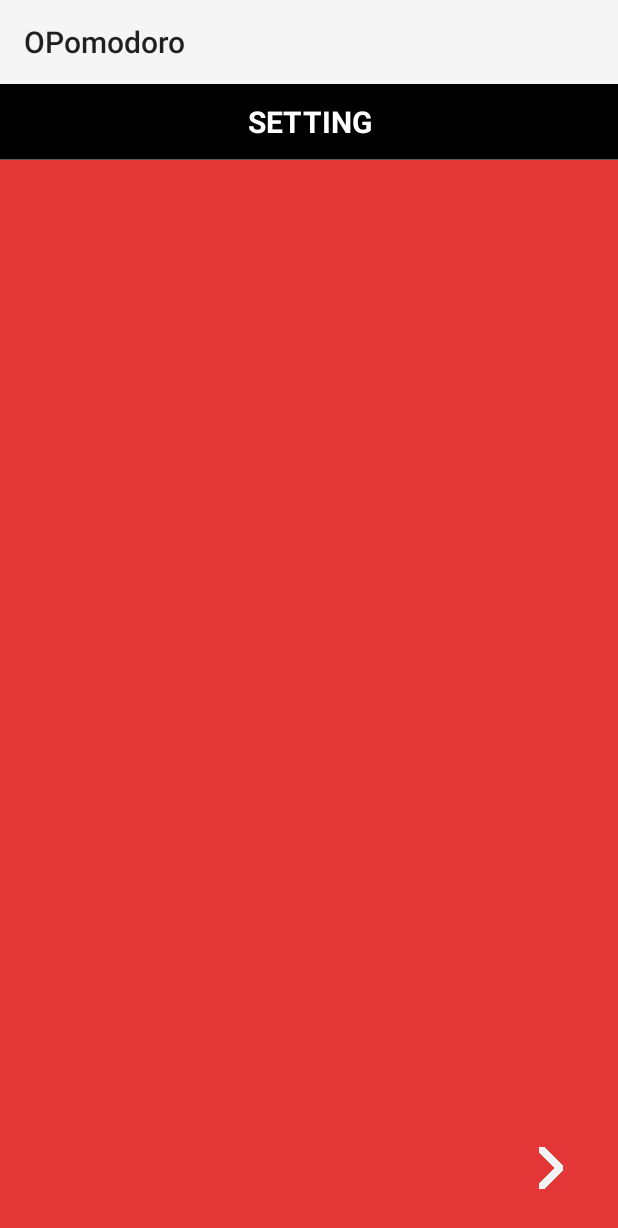
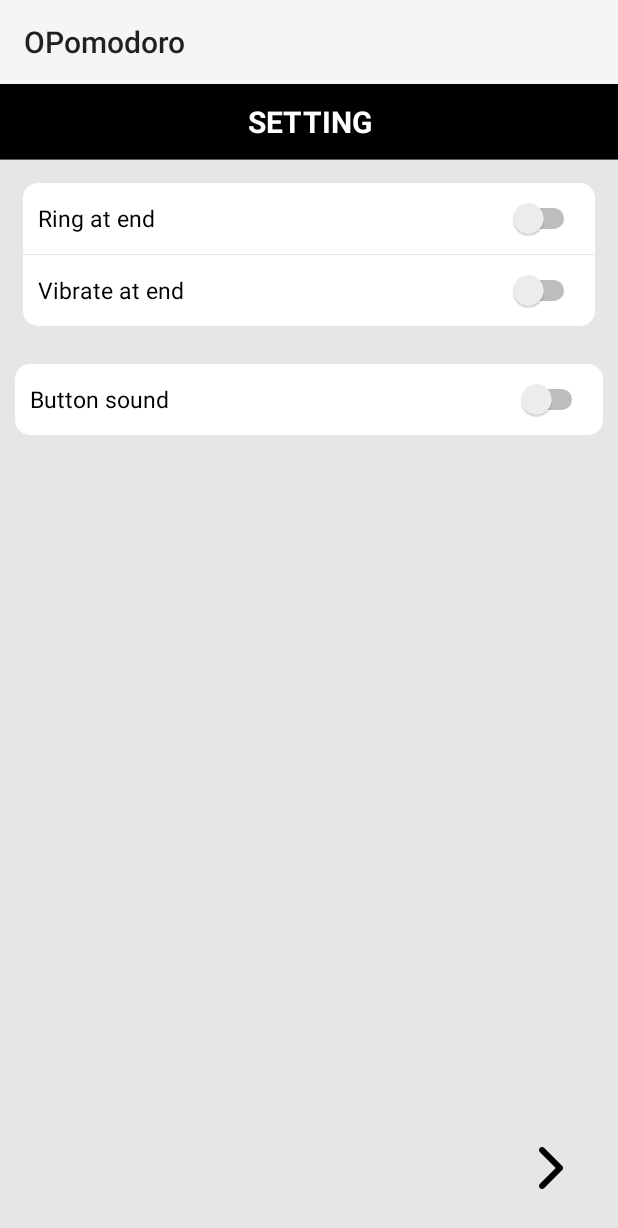
Before and after one commit to tonghs/OPomodoro, an Android app: the SettingsActivity screen opened directly, with no data from a screen before it, on a phone screen of 412 x 824 dp. Shown: the top 1228 px of the screen. Run offline under Robolectric (Android 15) with nearby library versions, the phone set to English and light mode, and no system bars.

Commit message:
setting layout

```diff
--- /dev/null
+++ b/OPomodoro/src/main/res/drawable-hdpi/shape.xml
@@ -0,0 +1,8 @@
+<?xml version="1.0" encoding="utf-8"?>
+<shape xmlns:android="http://schemas.android.com/apk/res/android">
+    <solid android:color="#FFFFFF" />
+    <corners android:topLeftRadius="10dp"
+        android:topRightRadius="10dp"
+        android:bottomRightRadius="10dp"
+        android:bottomLeftRadius="10dp"/>
+</shape>
--- /dev/null
+++ b/OPomodoro/src/main/res/drawable-mdpi/shape.xml
@@ -0,0 +1,8 @@
+<?xml version="1.0" encoding="utf-8"?>
+<shape xmlns:android="http://schemas.android.com/apk/res/android">
+    <solid android:color="#FFFFFF" />
+    <corners android:topLeftRadius="10dp"
+        android:topRightRadius="10dp"
+        android:bottomRightRadius="10dp"
+        android:bottomLeftRadius="10dp"/>
+</shape>
--- /dev/null
+++ b/OPomodoro/src/main/res/drawable-xhdpi/shape.xml
@@ -0,0 +1,8 @@
+<?xml version="1.0" encoding="utf-8"?>
+<shape xmlns:android="http://schemas.android.com/apk/res/android">
+    <solid android:color="#FFFFFF" />
+    <corners android:topLeftRadius="10dp"
+        android:topRightRadius="10dp"
+        android:bottomRightRadius="10dp"
+        android:bottomLeftRadius="10dp"/>
+</shape>
--- /dev/null
+++ b/OPomodoro/src/main/res/drawable-xxhdpi/shape.xml
@@ -0,0 +1,9 @@
+<?xml version="1.0" encoding="utf-8"?>
+<shape xmlns:android="http://schemas.android.com/apk/res/android">
+    <solid android:color="#FFFFFF" />
+
+    <corners android:topLeftRadius="10dp"
+        android:topRightRadius="10dp"
+        android:bottomRightRadius="10dp"
+        android:bottomLeftRadius="10dp"/>
+</shape>
--- a/OPomodoro/src/main/res/layout/activity_settings.xml
+++ b/OPomodoro/src/main/res/layout/activity_settings.xml
@@ -3,7 +3,7 @@
     android:id="@+id/container"
     android:layout_width="match_parent"
     android:layout_height="match_parent"
-    android:background="@color/about_bg_color"
+    android:background="@color/setting_bg_color"
     tools:context=".MainActivity"
     tools:ignore="MergeRootFrame" >
 
@@ -28,16 +28,79 @@
         <LinearLayout
             android:layout_width="fill_parent"
             android:layout_height="fill_parent"
-            android:layout_margin="@dimen/container_margin"
+            android:layout_margin="@dimen/setting_container_margin"
+            android:background="@drawable/shape"
             android:orientation="vertical">
             <LinearLayout
                 android:layout_width="fill_parent"
-                android:layout_height="wrap_content">
+                android:layout_height="wrap_content"
+                android:padding="@dimen/setting_container_padding">
+                <TextView
+                    android:layout_height="wrap_content"
+                    android:layout_width="wrap_content"
+                    android:textColor="@color/slogan_bg_color"
+                    android:textSize="@dimen/setting_font_size"
+                    android:text="@string/ring_at_end"/>
+                <TextView
+                    android:layout_height="wrap_content"
+                    android:layout_width="wrap_content"
+                    android:layout_weight="1"/>
+                <Switch
+                    android:id="@+id/s_ring"
+                    android:layout_height="wrap_content"
+                    android:layout_width="wrap_content"/>
             </LinearLayout>
-
+            <TextView
+                android:layout_width="fill_parent"
+                android:layout_height="@dimen/hr"
+                android:background="@color/setting_hr_color"/>
+            <LinearLayout
+                android:layout_height="wrap_content"
+                android:layout_width="fill_parent"
+                android:padding="@dimen/setting_container_padding">
+                <TextView
+                    android:layout_height="wrap_content"
+                    android:layout_width="wrap_content"
+                    android:textColor="@color/slogan_bg_color"
+                    android:textSize="@dimen/setting_font_size"
+                    android:text="@string/vibrate_at_end"/>
+                <TextView
+                    android:layout_height="wrap_content"
+                    android:layout_width="wrap_content"
+                    android:layout_weight="1"/>
+                <Switch
+                    android:id="@+id/s_vibrate"
+                    android:layout_height="wrap_content"
+                    android:layout_width="wrap_content" />
+            </LinearLayout>
         </LinearLayout>
 
-
+        <LinearLayout
+            android:layout_width="fill_parent"
+            android:layout_height="wrap_content"
+            android:layout_margin="@dimen/setting_container_padding"
+            android:background="@drawable/shape"
+            android:orientation="vertical">
+            <LinearLayout
+                android:layout_width="fill_parent"
+                android:layout_height="wrap_content"
+                android:padding="@dimen/setting_container_padding">
+                <TextView
+                    android:layout_height="wrap_content"
+                    android:layout_width="wrap_content"
+                    android:textColor="@color/slogan_bg_color"
+                    android:textSize="@dimen/setting_font_size"
+                    android:text="@string/press_btn_sound"/>
+                <TextView
+                    android:layout_height="wrap_content"
+                    android:layout_width="wrap_content"
+                    android:layout_weight="1"/>
+                <Switch
+                    android:id="@+id/s_btn_sound"
+                    android:layout_height="wrap_content"
+                    android:layout_width="wrap_content"/>
+            </LinearLayout>
+        </LinearLayout>
     </LinearLayout>
 
     <LinearLayout
@@ -49,7 +112,7 @@
         <ImageButton
             android:layout_width="@dimen/btn_width"
             android:layout_height="@dimen/btn_height"
-            android:background="@color/about_bg_color"
+            android:background="@color/setting_bg_color"
             android:src="@drawable/arrow_right"
             android:onClick="btn_returnClick"/>
     </LinearLayout>
--- a/OPomodoro/src/main/res/values/color.xml
+++ b/OPomodoro/src/main/res/values/color.xml
@@ -1,9 +1,11 @@
 <?xml version="1.0" encoding="utf-8"?>
 <resources>
     <color name="about_bg_color">#e33738</color>
+    <color name="setting_bg_color">#e6e6e6</color>
     <color name="bg_color">#42c5a5</color>
     <color name="btn_color">#289678</color>
     <color name="font_color">#ffffff</color>
     <color name="slogan_bg_color">#000000</color>
     <color name="hr_color">#56605e</color>
+    <color name="setting_hr_color">#e6e6e6</color>
 </resources>
--- a/OPomodoro/src/main/res/values/dimens.xml
+++ b/OPomodoro/src/main/res/values/dimens.xml
@@ -6,6 +6,8 @@
     <dimen name="main_font_size">80dp</dimen>
     <dimen name="btn_margin">15dp</dimen>
     <dimen name="container_margin">25dp</dimen>
+    <dimen name="setting_container_padding">10dp</dimen>
+    <dimen name="setting_container_margin">15dp</dimen>
     <dimen name="vertical_offset">100dp</dimen>
     <dimen name="btn_width">90dp</dimen>
     <dimen name="btn_height">40dp</dimen>
@@ -18,5 +20,5 @@
     <dimen name="title_font_size">20dp</dimen>
     <dimen name="slogan_name_split">15dp</dimen>
     <dimen name="hr">1px</dimen>
-    <dimen name="setting_font_size">20dp</dimen>
+    <dimen name="setting_font_size">15dp</dimen>
     </resources>
--- a/OPomodoro/src/main/res/values/strings.xml
+++ b/OPomodoro/src/main/res/values/strings.xml
@@ -10,7 +10,9 @@
     <string name="feedback">Feedback from user of OPodomoro</string>
     <string name="sending">Send email...</string>
     <string name="welldone">Well Done</string>
-    <string name="btn_sound_text">Button Sound</string>
+    <string name="press_btn_sound">Button sound</string>
+    <string name="ring_at_end">Ring at end</string>
+    <string name="vibrate_at_end">Vibrate at end</string>
 
     <string name="description">POMODORO\n\n1. A Pomodoro is indivisible\n\n2. Break down a task that takes more than 3 hours\n\n3. Once a Pomodoro begins, it has to ring\n\n4. Combine tasks that take less than one Pomodoro\n\n5. Should not be used for free time</string>
 </resources>
```
Also changed, not shown: OPomodoro/src/main/res/drawable-hdpi/arrow_right.png, OPomodoro/src/main/res/drawable-mdpi/arrow_right.png, OPomodoro/src/main/res/drawable-xhdpi/arrow_right.png, OPomodoro/src/main/res/drawable-xxhdpi/arrow_right.png, 1 other file.
